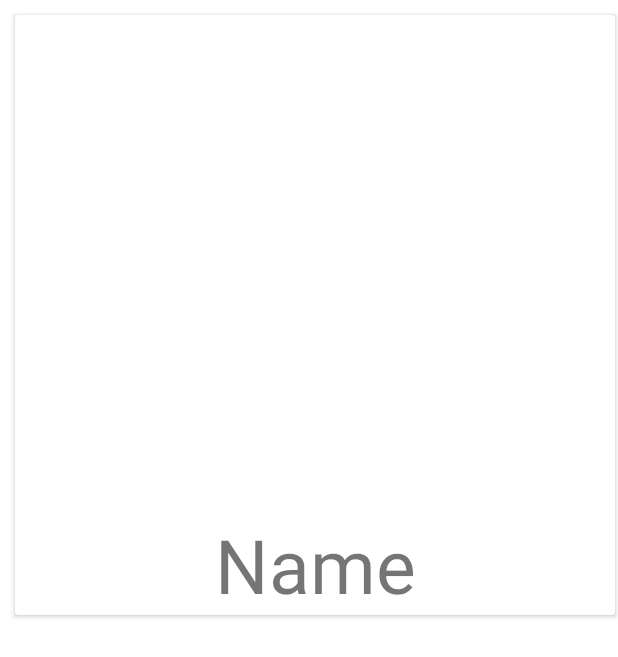
After one commit to BartekDadas/AppModel, an Android app: the layout item_main.xml on its own in the app's theme, with its tools: preview values and no code run, on a phone screen of 412 x 824 dp. The commit adds this screen. Shown: the top 657 px of the screen. Run offline under Robolectric (Android 15) with nearby library versions, the phone set to English and light mode, and no system bars.

```diff
--- a/app/src/main/java/eu/tutorials/makeapp/ui/login/LoginActivity.java
+++ b/app/src/main/java/eu/tutorials/makeapp/activities/LoginActivity.java
@@ -1,4 +1,4 @@
-package eu.tutorials.makeapp.ui.login;
+package eu.tutorials.makeapp.activities;
 
 import android.app.Activity;
 
@@ -23,6 +23,9 @@ import android.widget.TextView;
 import android.widget.Toast;
 
 import eu.tutorials.makeapp.R;
+import eu.tutorials.makeapp.ui.login.LoggedInUserView;
+import eu.tutorials.makeapp.ui.login.LoginFormState;
+import eu.tutorials.makeapp.ui.login.LoginResult;
 import eu.tutorials.makeapp.ui.login.LoginViewModel;
 import eu.tutorials.makeapp.ui.login.LoginViewModelFactory;
 import eu.tutorials.makeapp.databinding.ActivityLoginBinding;
--- a/app/src/main/java/eu/tutorials/makeapp/ui/login/LoggedInUserView.java
+++ b/app/src/main/java/eu/tutorials/makeapp/ui/login/LoggedInUserView.java
@@ -3,7 +3,7 @@ package eu.tutorials.makeapp.ui.login;
 /**
  * Class exposing authenticated user details to the UI.
  */
-class LoggedInUserView {
+public class LoggedInUserView {
     private String displayName;
     //... other data fields that may be accessible to the UI
 
@@ -11,7 +11,7 @@ class LoggedInUserView {
         this.displayName = displayName;
     }
 
-    String getDisplayName() {
+    public String getDisplayName() {
         return displayName;
     }
 }
--- a/app/src/main/java/eu/tutorials/makeapp/ui/login/LoginResult.java
+++ b/app/src/main/java/eu/tutorials/makeapp/ui/login/LoginResult.java
@@ -5,7 +5,7 @@ import androidx.annotation.Nullable;
 /**
  * Authentication result : success (user details) or error message.
  */
-class LoginResult {
+public class LoginResult {
     @Nullable
     private LoggedInUserView success;
     @Nullable
@@ -20,12 +20,12 @@ class LoginResult {
     }
 
     @Nullable
-    LoggedInUserView getSuccess() {
+    public LoggedInUserView getSuccess() {
         return success;
     }
 
     @Nullable
-    Integer getError() {
+    public Integer getError() {
         return error;
     }
 }
--- a/app/src/main/java/eu/tutorials/makeapp/ui/login/LoginViewModel.java
+++ b/app/src/main/java/eu/tutorials/makeapp/ui/login/LoginViewModel.java
@@ -21,11 +21,11 @@ public class LoginViewModel extends ViewModel {
         this.loginRepository = loginRepository;
     }
 
-    LiveData<LoginFormState> getLoginFormState() {
+    public LiveData<LoginFormState> getLoginFormState() {
         return loginFormState;
     }
 
-    LiveData<LoginResult> getLoginResult() {
+    public LiveData<LoginResult> getLoginResult() {
         return loginResult;
     }
 
--- a/app/src/main/res/layout-w1240dp/activity_login.xml
+++ b/app/src/main/res/layout-w1240dp/activity_login.xml
@@ -9,7 +9,7 @@
     android:paddingTop="@dimen/activity_vertical_margin"
     android:paddingRight="@dimen/activity_horizontal_margin"
     android:paddingBottom="@dimen/activity_vertical_margin"
-    tools:context=".ui.login.LoginActivity">
+    tools:context=".activities.LoginActivity">
 
     <EditText
         android:id="@+id/username"
--- a/app/src/main/res/layout-w936dp/activity_login.xml
+++ b/app/src/main/res/layout-w936dp/activity_login.xml
@@ -9,7 +9,7 @@
     android:paddingTop="@dimen/activity_vertical_margin"
     android:paddingRight="@dimen/activity_horizontal_margin"
     android:paddingBottom="@dimen/activity_vertical_margin"
-    tools:context=".ui.login.LoginActivity">
+    tools:context=".activities.LoginActivity">
 
     <androidx.constraintlayout.widget.ConstraintLayout
         android:layout_width="840dp"
--- a/app/src/main/res/layout/activity_login.xml
+++ b/app/src/main/res/layout/activity_login.xml
@@ -10,7 +10,7 @@
     android:paddingRight="@dimen/activity_horizontal_margin"
     android:paddingBottom="@dimen/activity_vertical_margin"
     android:background="@color/white"
-    tools:context=".ui.login.LoginActivity">
+    tools:context=".activities.LoginActivity">
 
     <EditText
         android:id="@+id/username"
--- /dev/null
+++ b/app/src/main/res/layout/item_main.xml
@@ -0,0 +1,22 @@
+<?xml version="1.0" encoding="utf-8"?>
+<androidx.cardview.widget.CardView xmlns:android="http://schemas.android.com/apk/res/android"
+    android:layout_width="400dp"
+    android:layout_height="400dp"
+    xmlns:tools="http://schemas.android.com/tools"
+    android:layout_margin="10dp"
+    android:gravity="center">
+    <ImageView
+        android:id="@+id/iv_item_main"
+        android:layout_width="match_parent"
+        android:layout_height="match_parent"
+        />
+    <TextView
+        android:id="@+id/tv_item_main"
+        android:layout_width="match_parent"
+        android:layout_height="wrap_content"
+        android:layout_gravity="bottom"
+        android:gravity="center"
+        android:textSize="50sp"
+        tools:text="Name"/>
+
+</androidx.cardview.widget.CardView>
--- a/app/src/main/res/values/strings.xml
+++ b/app/src/main/res/values/strings.xml
@@ -9,4 +9,5 @@
     <string name="invalid_username">Not a valid username</string>
     <string name="invalid_password">Password must be >5 characters</string>
     <string name="login_failed">"Login failed"</string>
+    <string name="toolbar_main_title">Your Apps</string>
 </resources>
```
Also changed, not shown: app/build.gradle (+5 -3 lines), app/src/main/AndroidManifest.xml (+10 -6 lines), app/src/main/java/eu/tutorials/makeapp/MainItemsAdapter.java (added, +54 -0 lines), app/src/main/java/eu/tutorials/makeapp/activities/MainActivity.java (added, +16 -0 lines), app/src/main/java/eu/tutorials/makeapp/data/model/APP.java (added, +27 -0 lines), app/src/main/java/eu/tutorials/makeapp/ui/login/LoginFormState.java (+4 -4 lines), app/src/main/res/layout/activity_main.xml (added, +38 -0 lines).
